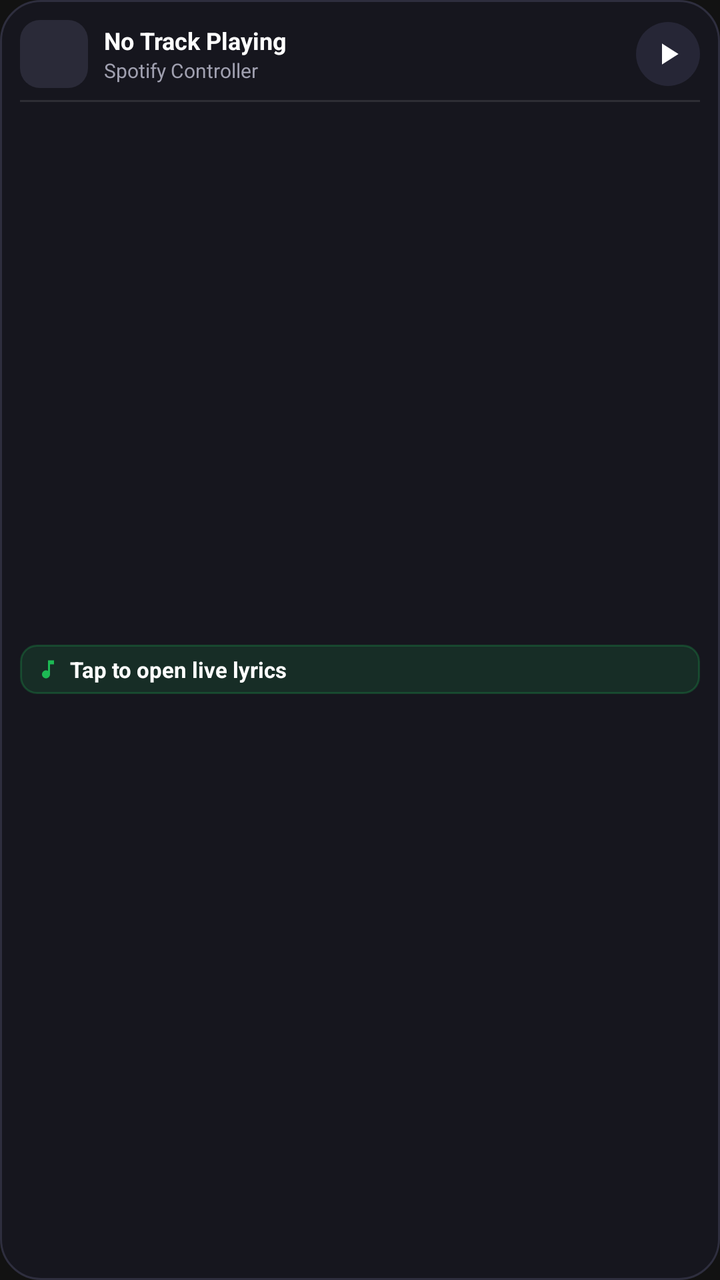
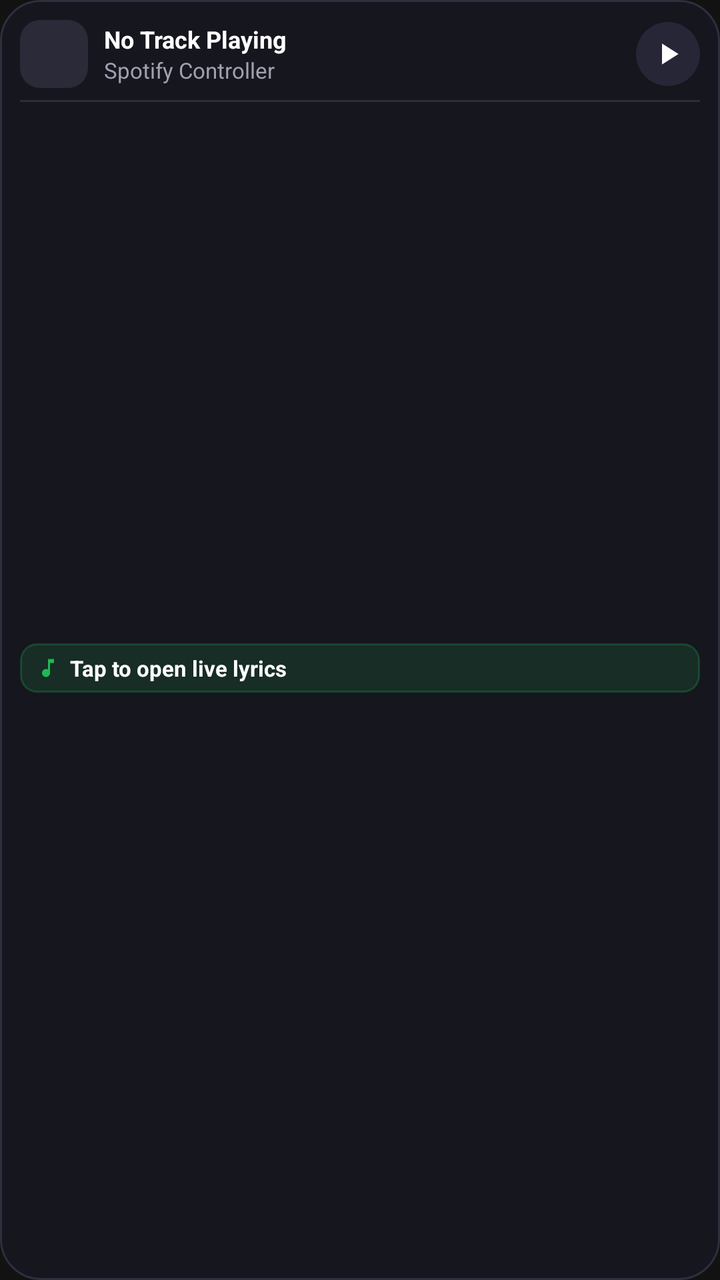

Compare the two renders of this Android layout. The source of the first and the diff that turns it into the second are given below.
<!-- AndroidManifest.xml: application theme Theme.SpotifyController -->
<!-- res/layout/widget_lyrics_square.xml -->
<?xml version="1.0" encoding="utf-8"?>
<LinearLayout xmlns:android="http://schemas.android.com/apk/res/android"
    android:id="@+id/widget_root"
    android:layout_width="match_parent"
    android:layout_height="match_parent"
    android:background="@drawable/widget_background"
    android:orientation="vertical"
    android:padding="10dp">

    
    <LinearLayout
        android:layout_width="match_parent"
        android:layout_height="wrap_content"
        android:gravity="center_vertical"
        android:orientation="horizontal">

        <ImageView
            android:id="@+id/widget_square_album_art"
            android:layout_width="34dp"
            android:layout_height="34dp"
            android:scaleType="centerCrop"
            android:src="@drawable/widget_album_art_placeholder" />

        <LinearLayout
            android:id="@+id/widget_square_track_info"
            android:layout_width="0dp"
            android:layout_height="wrap_content"
            android:layout_marginStart="8dp"
            android:layout_marginEnd="6dp"
            android:layout_weight="1"
            android:orientation="vertical">

            <TextView
                android:id="@+id/widget_square_title"
                android:layout_width="wrap_content"
                android:layout_height="wrap_content"
                android:ellipsize="end"
                android:maxLines="1"
                android:text="No Track Playing"
                android:textColor="#FFFFFF"
                android:textSize="12sp"
                android:textStyle="bold" />

            <TextView
                android:id="@+id/widget_square_artist"
                android:layout_width="wrap_content"
                android:layout_height="wrap_content"
                android:ellipsize="end"
                android:maxLines="1"
                android:text="Spotify Controller"
                android:textColor="#A0A0B0"
                android:textSize="10sp" />
        </LinearLayout>

        <ImageButton
            android:id="@+id/widget_square_btn_play_pause"
            android:layout_width="32dp"
            android:layout_height="32dp"
            android:background="@drawable/widget_btn_bg"
            android:contentDescription="Play or Pause"
            android:padding="7dp"
            android:scaleType="fitCenter"
            android:src="@drawable/ic_widget_play" />
    </LinearLayout>

    
    <FrameLayout
        android:layout_width="match_parent"
        android:layout_height="1dp"
        android:layout_marginTop="6dp"
        android:layout_marginBottom="6dp"
        android:background="#1AFFFFFF" />

    
    <LinearLayout
        android:id="@+id/widget_square_lyrics_container"
        android:layout_width="match_parent"
        android:layout_height="0dp"
        android:layout_weight="1"
        android:gravity="center_vertical"
        android:orientation="vertical">

        
        <LinearLayout
            android:id="@+id/widget_square_active_box"
            android:layout_width="match_parent"
            android:layout_height="wrap_content"
            android:background="@drawable/widget_active_line_bg"
            android:gravity="center_vertical"
            android:orientation="horizontal"
            android:paddingHorizontal="8dp"
            android:paddingVertical="5dp">

            <ImageView
                android:layout_width="12dp"
                android:layout_height="12dp"
                android:layout_marginEnd="5dp"
                android:src="@drawable/ic_widget_lyrics" />

            <TextView
                android:id="@+id/widget_square_lyric_active"
                android:layout_width="match_parent"
                android:layout_height="wrap_content"
                android:ellipsize="end"
                android:maxLines="2"
                android:text="Tap to open live lyrics"
                android:textColor="#FFFFFF"
                android:textSize="11sp"
                android:textStyle="bold" />
        </LinearLayout>

        
        <TextView
            android:id="@+id/widget_square_lyric_next"
            android:layout_width="match_parent"
            android:layout_height="wrap_content"
            android:layout_marginTop="4dp"
            android:ellipsize="end"
            android:maxLines="1"
            android:text=""
            android:textColor="#66FFFFFF"
            android:textSize="10sp" />
    </LinearLayout>

</LinearLayout>
<!-- resources referenced by this layout -->
<resources>
  <!-- drawable ic_widget_lyrics (drawable) -->
  <vector xmlns:android="http://schemas.android.com/apk/res/android"
      android:width="24dp"
      android:height="24dp"
      android:viewportWidth="24"
      android:viewportHeight="24">
      <path
          android:fillColor="#1DB954"
          android:pathData="M12,3v10.55c-0.59,-0.34 -1.27,-0.55 -2,-0.55 -2.21,0 -4,1.79 -4,4s1.79,4 4,4 4,-1.79 4,-4V7h4V3h-6z" />
  </vector>
  <!-- drawable ic_widget_play (drawable) -->
  <vector xmlns:android="http://schemas.android.com/apk/res/android"
      android:width="24dp"
      android:height="24dp"
      android:viewportWidth="24"
      android:viewportHeight="24">
      <path
          android:fillColor="#FFFFFFFF"
          android:pathData="M8,5v14l11,-7z" />
  </vector>
  <!-- drawable widget_active_line_bg (drawable) -->
  <?xml version="1.0" encoding="utf-8"?>
  <shape xmlns:android="http://schemas.android.com/apk/res/android"
      android:shape="rectangle">
      <solid android:color="#241DB954" />
      <corners android:radius="8dp" />
      <stroke
          android:width="1dp"
          android:color="#401DB954" />
  </shape>
  <!-- drawable widget_album_art_placeholder (drawable) -->
  <?xml version="1.0" encoding="utf-8"?>
  <shape xmlns:android="http://schemas.android.com/apk/res/android"
      android:shape="rectangle">
      <solid android:color="#2A2A38" />
      <corners android:radius="10dp" />
  </shape>
  <!-- drawable widget_background (drawable) -->
  <?xml version="1.0" encoding="utf-8"?>
  <shape xmlns:android="http://schemas.android.com/apk/res/android"
      android:shape="rectangle">
      <solid android:color="#16161E" />
      <corners android:radius="20dp" />
      <stroke
          android:width="1dp"
          android:color="#2E2E3E" />
  </shape>
  <!-- drawable widget_btn_bg (drawable) -->
  <?xml version="1.0" encoding="utf-8"?>
  <shape xmlns:android="http://schemas.android.com/apk/res/android"
      android:shape="oval">
      <solid android:color="#262636" />
  </shape>
  <style name="Theme.SpotifyController" parent="android:Theme.Material.NoActionBar">
          <item name="android:statusBarColor">#00000000</item>
          <item name="android:navigationBarColor">#00000000</item>
          <item name="android:windowBackground">@color/background</item>
      </style>
  <color name="background">#121212</color>
</resources>

<!-- the commit's change to res/layout/widget_lyrics_square.xml (unified diff, before → after) -->
@@ -19,6 +19,7 @@
             android:layout_width="34dp"
             android:layout_height="34dp"
             android:scaleType="centerCrop"
+            android:contentDescription="@null"
             android:src="@drawable/widget_album_art_placeholder" />
 
         <LinearLayout
@@ -49,7 +50,7 @@
                 android:maxLines="1"
                 android:text="Spotify Controller"
                 android:textColor="#A0A0B0"
-                android:textSize="10sp" />
+                android:textSize="11sp" />
         </LinearLayout>
 
         <ImageButton
@@ -95,6 +96,7 @@
                 android:layout_width="12dp"
                 android:layout_height="12dp"
                 android:layout_marginEnd="5dp"
+                android:contentDescription="@null"
                 android:src="@drawable/ic_widget_lyrics" />
 
             <TextView
@@ -119,7 +121,7 @@
             android:maxLines="1"
             android:text=""
             android:textColor="#66FFFFFF"
-            android:textSize="10sp" />
+            android:textSize="11sp" />
     </LinearLayout>
 
 </LinearLayout>
